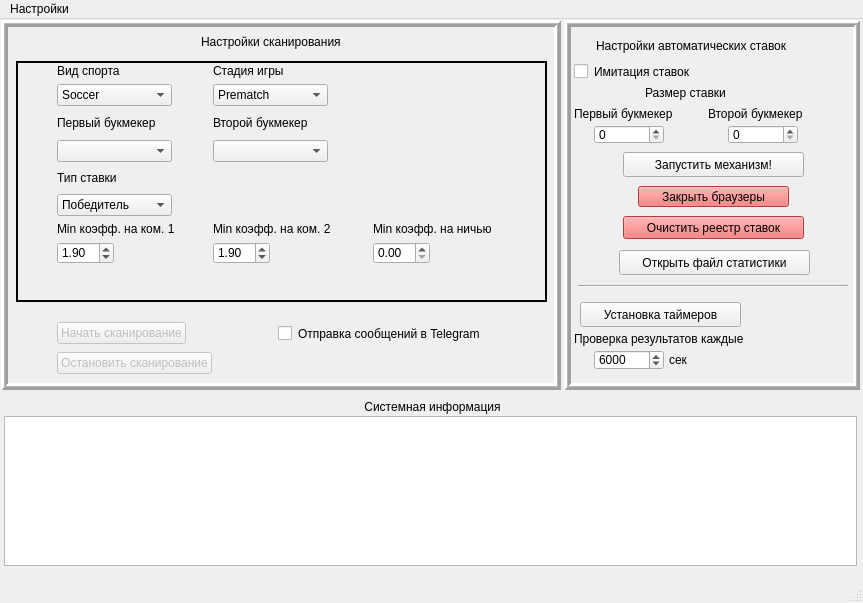
First picture: the form in Client_UI/components/templates/client_app_template.ui, repository HiddenJang/Xperiment2, before the edit.
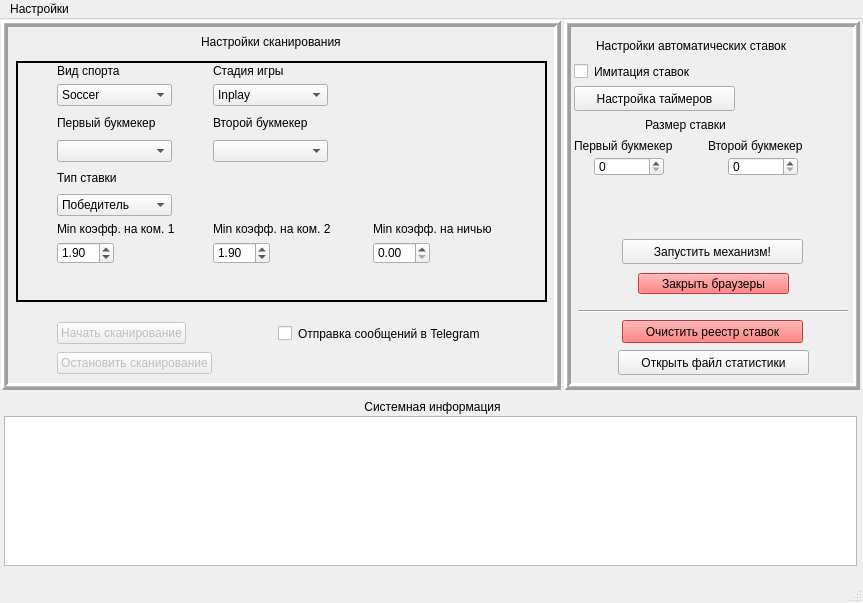
Second picture: the form after the edit.

Patch:
```diff
--- a/Client_UI/components/templates/client_app_template.ui
+++ b/Client_UI/components/templates/client_app_template.ui
@@ -363,7 +363,7 @@
         </property>
         <item>
          <property name="text">
-          <string>Prematch</string>
+          <string>Inplay</string>
          </property>
         </item>
         <item>
@@ -637,8 +637,8 @@
     <widget class="QPushButton" name="pushButton_startAutoBet">
      <property name="geometry">
       <rect>
-       <x>59</x>
-       <y>132</y>
+       <x>58</x>
+       <y>219</y>
        <width>181</width>
        <height>25</height>
       </rect>
@@ -651,7 +651,7 @@
      <property name="geometry">
       <rect>
        <x>10</x>
-       <y>86</y>
+       <y>118</y>
        <width>131</width>
        <height>15</height>
       </rect>
@@ -663,8 +663,8 @@
     <widget class="QPushButton" name="pushButton_cleanRegistry">
      <property name="geometry">
       <rect>
-       <x>59</x>
-       <y>196</y>
+       <x>58</x>
+       <y>300</y>
        <width>181</width>
        <height>23</height>
       </rect>
@@ -680,7 +680,7 @@
      <property name="geometry">
       <rect>
        <x>144</x>
-       <y>86</y>
+       <y>118</y>
        <width>131</width>
        <height>15</height>
       </rect>
@@ -693,7 +693,7 @@
      <property name="geometry">
       <rect>
        <x>164</x>
-       <y>105</y>
+       <y>137</y>
        <width>70</width>
        <height>19</height>
       </rect>
@@ -706,7 +706,7 @@
      <property name="geometry">
       <rect>
        <x>74</x>
-       <y>166</y>
+       <y>253</y>
        <width>151</width>
        <height>21</height>
       </rect>
@@ -722,7 +722,7 @@
      <property name="geometry">
       <rect>
        <x>81</x>
-       <y>65</y>
+       <y>97</y>
        <width>101</width>
        <height>15</height>
       </rect>
@@ -748,7 +748,7 @@
      <property name="geometry">
       <rect>
        <x>30</x>
-       <y>105</y>
+       <y>137</y>
        <width>70</width>
        <height>19</height>
       </rect>
@@ -760,43 +760,11 @@
       <number>10</number>
      </property>
     </widget>
-    <widget class="QLabel" name="label_resultExtractionTimeout_1">
-     <property name="geometry">
-      <rect>
-       <x>10</x>
-       <y>311</y>
-       <width>231</width>
-       <height>16</height>
-      </rect>
-     </property>
-     <property name="text">
-      <string>Проверка результатов каждые</string>
-     </property>
-    </widget>
-    <widget class="QSpinBox" name="spinBox_resultExtractionTimeout">
-     <property name="geometry">
-      <rect>
-       <x>30</x>
-       <y>330</y>
-       <width>70</width>
-       <height>20</height>
-      </rect>
-     </property>
-     <property name="maximum">
-      <number>99999</number>
-     </property>
-     <property name="value">
-      <number>6000</number>
-     </property>
-     <property name="displayIntegerBase">
-      <number>10</number>
-     </property>
-    </widget>
     <widget class="Line" name="line">
      <property name="geometry">
       <rect>
        <x>14</x>
-       <y>265</y>
+       <y>290</y>
        <width>270</width>
        <height>3</height>
       </rect>
@@ -805,37 +773,24 @@
       <enum>Qt::Horizontal</enum>
      </property>
     </widget>
-    <widget class="QLabel" name="label_resultExtractionTimeout_2">
-     <property name="geometry">
-      <rect>
-       <x>105</x>
-       <y>330</y>
-       <width>31</width>
-       <height>20</height>
-      </rect>
-     </property>
-     <property name="text">
-      <string>сек</string>
-     </property>
-    </widget>
     <widget class="QPushButton" name="pushButton_setBetTimers">
      <property name="geometry">
       <rect>
-       <x>16</x>
-       <y>282</y>
+       <x>10</x>
+       <y>66</y>
        <width>161</width>
        <height>25</height>
       </rect>
      </property>
      <property name="text">
-      <string>Установка таймеров</string>
+      <string>Настройка таймеров</string>
      </property>
     </widget>
     <widget class="QPushButton" name="pushButton_openBetStatistic">
      <property name="geometry">
       <rect>
-       <x>55</x>
-       <y>230</y>
+       <x>54</x>
+       <y>330</y>
        <width>191</width>
        <height>25</height>
       </rect>
```
Left out of the diff: 2 changed lines with no effect on the pictures.
